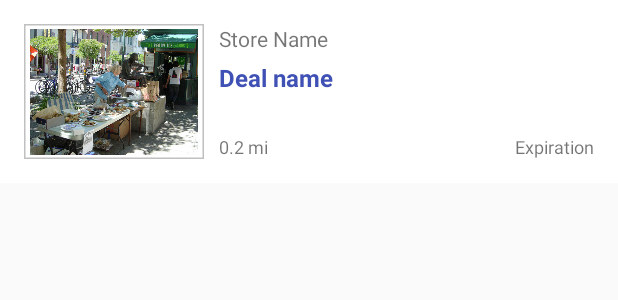
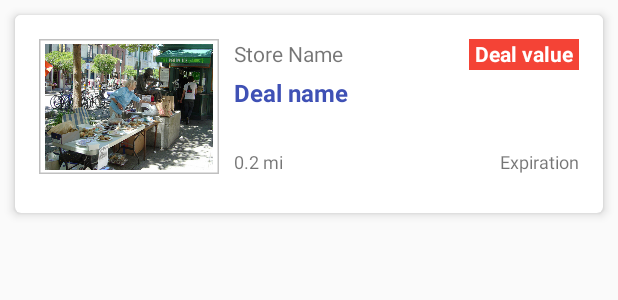
Before and after one commit to jktdeals/Deals, an Android app: the layout item_deal.xml on its own in the app's theme, with its tools: preview values and no code run, on a phone screen of 412 x 824 dp. Shown: the top 300 px of the screen. Run offline under Robolectric (Android 15) with nearby library versions, the light colour scheme and no system bars.

Commit message:
Trying CardViews to display deals, red background for Deal Value

```diff
--- a/app/build.gradle
+++ b/app/build.gradle
@@ -29,6 +29,7 @@ dependencies {
     compile "com.android.support:appcompat-v7:${supportLibVersion}"
     compile "com.android.support:design:${supportLibVersion}"
     compile "com.android.support:recyclerview-v7:${supportLibVersion}"
+    compile 'com.android.support:cardview-v7:23.1.0'
     compile 'com.parse:parse-android:1.13.0'
     compile 'com.parse:parseinterceptors:0.0.2'
     // for logging API calls to LogCat
@@ -46,5 +47,4 @@ dependencies {
 
     compile 'com.google.android.gms:play-services-maps:8.4.0'
     compile 'com.google.android.gms:play-services-location:8.4.0'
-    compile 'com.android.support:recyclerview-v7:23.2.0'
 }
--- a/app/src/main/java/com/jktdeals/deals/adapters/DealsAdapter.java
+++ b/app/src/main/java/com/jktdeals/deals/adapters/DealsAdapter.java
@@ -47,6 +47,7 @@ public class DealsAdapter extends
         // Your holder should contain a member variable
         // for any view that will be set as you render a row
         public TextView tvStoreName;
+        public TextView tvDealValue;
         public TextView tvDealName;
         public TextView tvDealExpiration;
         public TextView tvDealDescription;
@@ -56,6 +57,7 @@ public class DealsAdapter extends
         public ViewHolder(final View itemView) {
             super(itemView);
             this.tvStoreName = (TextView) itemView.findViewById(R.id.tvStoreName);
+            this.tvDealValue = (TextView) itemView.findViewById(R.id.tvDealValue);
             this.tvDealName = (TextView) itemView.findViewById(R.id.tvDealName);
             this.tvDealExpiration = (TextView) itemView.findViewById(R.id.tvDealExpiration);
             this.tvDealDescription = (TextView) itemView.findViewById(R.id.tvDealDescription);
@@ -102,11 +104,18 @@ public class DealsAdapter extends
 
         // Set item views based on the data model
         TextView tvStoreName = viewHolder.tvStoreName;
+        TextView tvDealValue = viewHolder.tvDealValue;
         TextView tvDealName = viewHolder.tvDealName;
         TextView tvDealExpiration = viewHolder.tvDealExpiration;
         TextView tvDealDescription = viewHolder.tvDealDescription;
         TextView tvDealRestrictions = viewHolder.tvDealRestrictions;
         tvStoreName.setText(deal.getStoreName());
+        String tempValue = deal.getDealValue();
+//        if (tempValue == null) {
+//            tvDealValue.setText("null");
+//        } else {
+            tvDealValue.setText(tempValue + " off");
+//        }
         tvDealName.setText(deal.getDealAbstract());
         String tempDate = deal.getDealExpiry();
         Pattern p = Pattern.compile("^\\d\\d/\\d\\d/\\d\\d$");
--- a/app/src/main/java/com/jktdeals/deals/models/DealModel.java
+++ b/app/src/main/java/com/jktdeals/deals/models/DealModel.java
@@ -182,7 +182,7 @@ public class DealModel extends ParseObject {
     }
 
     public enum Category {
-        Cafe, Bar, Restaurant, Hotel, Beauty, Entertainment, Pets, Activities, Massage, Apparell, Groceries, Local_Services, Home_Services, Health
+        Cafe, Bar, Restaurant, Hotel, Beauty, Entertainment, Pets, Activities, Massage, Apparel, Groceries, Local_Services, Home_Services, Health
 
     }
 
--- a/app/src/main/res/layout/item_deal.xml
+++ b/app/src/main/res/layout/item_deal.xml
@@ -1,81 +1,112 @@
 <?xml version="1.0" encoding="utf-8"?>
+<android.support.v7.widget.CardView xmlns:android="http://schemas.android.com/apk/res/android"
+    xmlns:card_view="http://schemas.android.com/apk/res-auto"
+    android:layout_width="match_parent"
+    android:layout_height="wrap_content"
+    android:layout_marginLeft="10dp"
+    android:layout_marginRight="10dp"
+    android:layout_marginTop="10dp"
+    card_view:cardCornerRadius="4dp"
+    card_view:cardElevation="4dp" >
+
     <RelativeLayout xmlns:android="http://schemas.android.com/apk/res/android"
-    android:layout_width="match_parent" android:layout_height="wrap_content"
+        android:layout_width="match_parent"
+        android:layout_height="wrap_content"
+        android:layout_marginBottom="10dp"
         android:background="#FFFFFF"
-    android:padding="16dp"
-    android:layout_marginBottom="10dp" >
+        android:padding="16dp">
 
         <ImageView
             android:id="@+id/ivDealImage"
-        android:src="@drawable/bake_sale"
             android:layout_width="120dp"
             android:layout_height="90dp"
+            android:layout_alignParentLeft="true"
+            android:layout_alignParentTop="true"
+            android:layout_marginRight="10dp"
+            android:background="@drawable/frame"
             android:padding="4dp"
-        android:background="@drawable/frame"
-        android:layout_marginRight="10dp"
             android:scaleType="centerCrop"
-        android:layout_alignParentLeft="true"
-        android:layout_alignParentTop="true" />
+            android:src="@drawable/bake_sale" />
 
         <TextView
+            android:id="@+id/tvStoreName"
             android:layout_width="wrap_content"
             android:layout_height="wrap_content"
-        android:text="Store Name"
-        android:textSize="14sp"
-        android:id="@+id/tvStoreName"
+            android:layout_alignParentTop="true"
             android:layout_marginBottom="5dp"
             android:layout_toRightOf="@+id/ivDealImage"
-        android:layout_alignParentTop="true" />
+            android:ellipsize="end"
+            android:maxLines="1"
+            android:text="Store Name"
+            android:textSize="14sp" />
 
         <TextView
+            android:id="@+id/tvDealValue"
             android:layout_width="wrap_content"
             android:layout_height="wrap_content"
-        android:text="Deal name"
+            android:layout_alignParentRight="true"
+            android:layout_alignParentTop="true"
+            android:background="@color/colorAccent"
+            android:ellipsize="end"
+            android:maxLines="1"
+            android:paddingBottom="1dp"
+            android:paddingLeft="4dp"
+            android:paddingRight="4dp"
+            android:text="Deal value"
+            android:textColor="@android:color/white"
+            android:textSize="14sp"
+            android:textStyle="bold" />
+
+        <TextView
             android:id="@+id/tvDealName"
-        android:textStyle="bold"
-        android:textSize="16sp"
-        android:textColor="@color/colorPrimary"
-        android:maxLines="2"
-        android:ellipsize="end"
+            android:layout_width="wrap_content"
+            android:layout_height="wrap_content"
+            android:layout_below="@id/tvStoreName"
             android:layout_marginBottom="5dp"
             android:layout_toRightOf="@+id/ivDealImage"
-        android:layout_below="@id/tvStoreName" />
+            android:ellipsize="end"
+            android:maxLines="2"
+            android:text="Deal name"
+            android:textColor="@color/colorPrimary"
+            android:textSize="16sp"
+            android:textStyle="bold" />
 
         <TextView
+            android:id="@+id/tvDealDistance"
             android:layout_width="wrap_content"
             android:layout_height="wrap_content"
+            android:layout_alignBottom="@id/ivDealImage"
+            android:layout_toRightOf="@+id/ivDealImage"
             android:text="0.2 mi"
-        android:id="@+id/tvDealDistance"
-        android:textSize="12sp"
-        android:layout_toRightOf="@+id/ivDealImage"
-        android:layout_alignBottom="@id/ivDealImage" />
+            android:textSize="12sp" />
 
         <TextView
+            android:id="@+id/tvDealExpiration"
             android:layout_width="wrap_content"
             android:layout_height="wrap_content"
+            android:layout_alignBottom="@id/ivDealImage"
+            android:layout_alignParentRight="true"
             android:text="Expiration"
-        android:id="@+id/tvDealExpiration"
-        android:textSize="12sp"
-        android:layout_alignParentRight="true"
-        android:layout_alignBottom="@id/ivDealImage" />
+            android:textSize="12sp" />
 
         <TextView
+            android:id="@+id/tvDealDescription"
             android:layout_width="wrap_content"
             android:layout_height="wrap_content"
+            android:layout_alignParentLeft="true"
+            android:layout_below="@+id/ivDealImage"
+            android:layout_marginTop="10dp"
             android:text="Deal description"
-        android:id="@+id/tvDealDescription"
-        android:layout_alignParentLeft="true"
-        android:layout_marginTop="10dp"
-        android:visibility="gone"
-        android:layout_below="@+id/ivDealImage" />
+            android:visibility="gone" />
 
         <TextView
+            android:id="@+id/tvDealRestrictions"
             android:layout_width="wrap_content"
             android:layout_height="wrap_content"
+            android:layout_alignParentLeft="true"
+            android:layout_below="@+id/tvDealDescription"
             android:text="Deal restrictions"
-        android:id="@+id/tvDealRestrictions"
-        android:layout_alignParentLeft="true"
-        android:visibility="gone"
-        android:layout_below="@+id/tvDealDescription" />
+            android:visibility="gone" />
 
     </RelativeLayout>
+</android.support.v7.widget.CardView>
--- a/app/src/main/res/layout/item_map.xml
+++ b/app/src/main/res/layout/item_map.xml
@@ -3,12 +3,10 @@
     android:orientation="vertical" android:layout_width="match_parent"
     android:layout_height="match_parent">
 
-    <TextView
-        android:layout_width="wrap_content"
-        android:layout_height="wrap_content"
-        android:layout_gravity="center_horizontal"
-        android:layout_marginTop="75dp"
-        android:layout_marginBottom="75dp"
-        android:text="(A map will go here)"/>
+    <ImageView
+        android:layout_width="match_parent"
+        android:layout_height="230dp"
+        android:scaleType="centerCrop"
+        android:src="@drawable/placeholder_map"/>
 
 </LinearLayout>
--- a/app/src/main/res/values/colors.xml
+++ b/app/src/main/res/values/colors.xml
@@ -2,5 +2,5 @@
 <resources>
     <color name="colorPrimary">#3F51B5</color>
     <color name="colorPrimaryDark">#303F9F</color>
-    <color name="colorAccent">#FF4081</color>
+    <color name="colorAccent">#f44336</color>
 </resources>
```
Also changed, not shown: app/src/main/res/drawable/placeholder_map.png (added). Lines whose indentation alone changed are shown as unchanged.
